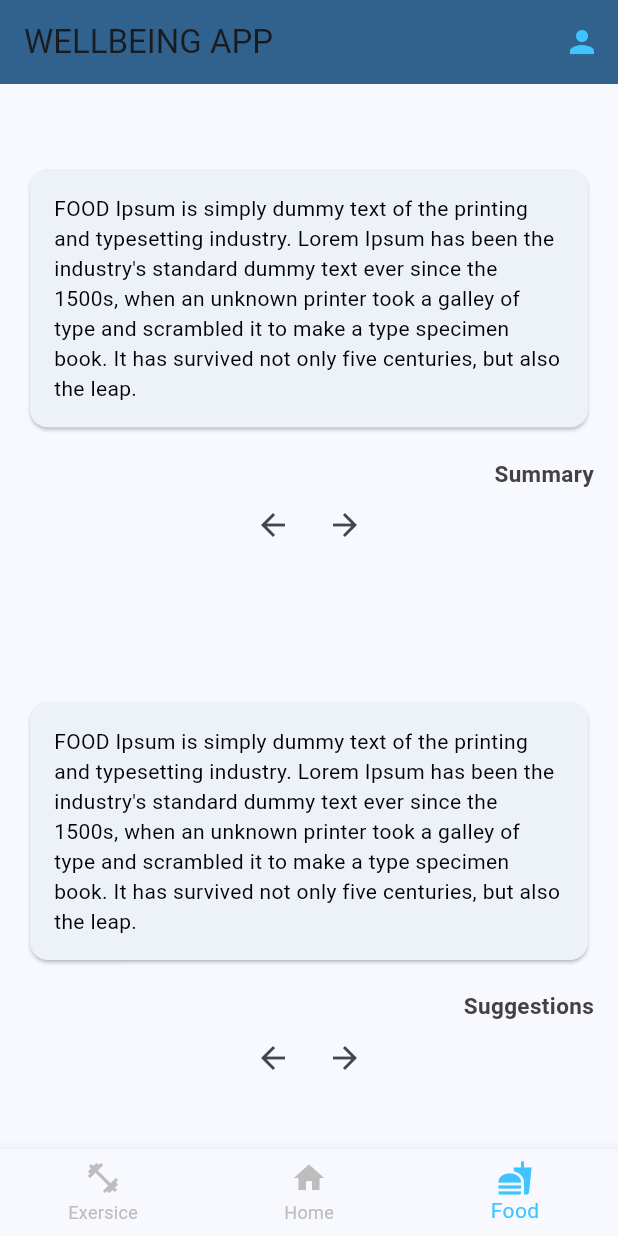
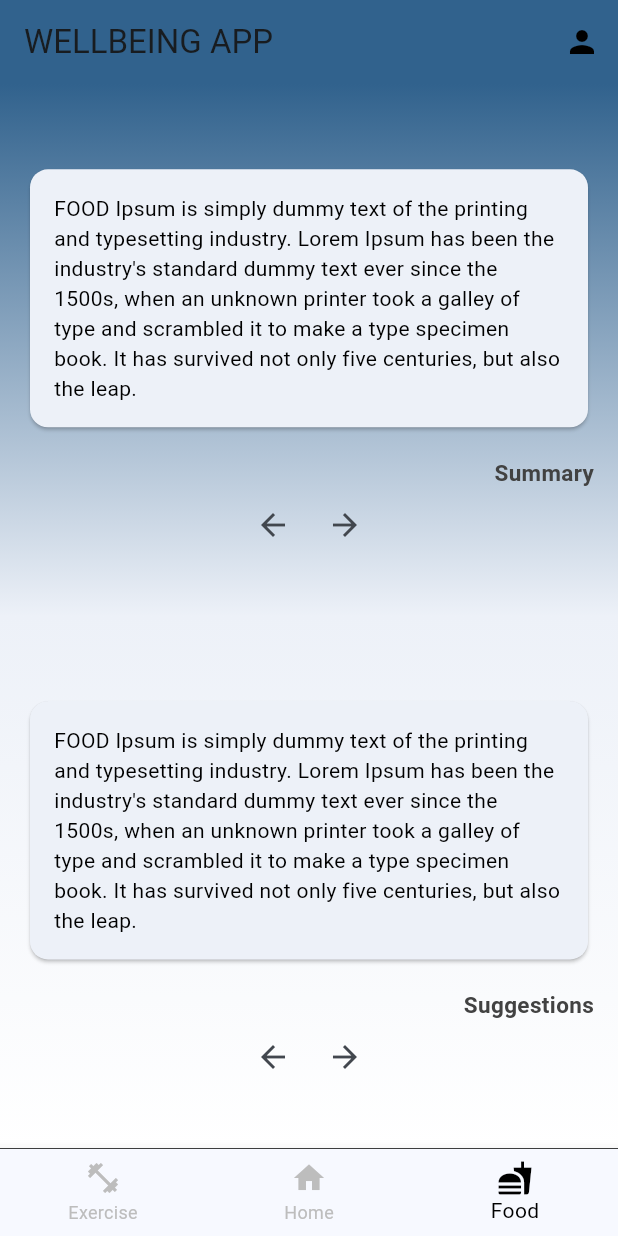
Before and after one commit to Pmunoz200/wellbeing_app, a Flutter app: the screen it shows after launch, item 3 of the bottom bar chosen, on a phone screen of 412 x 824 dp. Run offline on Flutter 3.47's test engine with Material 3 defaults, Android fonts, the phone set to English and light mode, and no system bars.

Commit message:
WIP applying UI design

```diff
--- a/lib/pages/home_page.dart
+++ b/lib/pages/home_page.dart
@@ -10,7 +10,7 @@ class HomePage extends StatefulWidget {
 
 class _HomePageState extends State<HomePage> {
 
-  int _selectedIndex = 0;
+  int _selectedIndex = 1;
 
   final List<Widget> _widgetOptions = <Widget>[
     ExerciseWidgetPage(),
@@ -35,33 +35,55 @@ class _HomePageState extends State<HomePage> {
             onPressed: () {
               // Navigate to the notification page
             },
-            color: Colors.lightBlueAccent,
+            color: Colors.black,
           ),],
         backgroundColor: Theme.of(context).colorScheme.primary,
       ),
-      body: Center(
+      body: Container(
+        decoration: BoxDecoration(
+          gradient: LinearGradient(
+            begin: Alignment.topCenter,
+            end: Alignment.bottomCenter,
+            colors: [
+              Theme.of(context).colorScheme.primary,
+              Color(0xFFEDF1F8),
+              Color(0xFFFFFFFF),
+            ],
+          ),
+        ),
+        child: Center(
           child: _widgetOptions.elementAt(_selectedIndex),
         ),
-      bottomNavigationBar: BottomNavigationBar(
-        selectedItemColor: Colors.lightBlueAccent,
+      ),
+      bottomNavigationBar: Container(
+        decoration: const BoxDecoration(
+          border: Border(
+        top: BorderSide(
+          color: Colors.black,
+          width: 0.5,
+        ),
+          ),
+        ),
+        child: BottomNavigationBar(
+          selectedItemColor: Colors.black,
           unselectedItemColor: Colors.grey[400],
-        items: <BottomNavigationBarItem>[
+          items: const <BottomNavigationBarItem>[
         BottomNavigationBarItem(
           icon: Icon(Icons.fitness_center),
-            label: 'Exersice',
-            backgroundColor: Theme.of(context).colorScheme.primary,
+          label: 'Exercise',
         ),
-          const BottomNavigationBarItem(
+          BottomNavigationBarItem(
           icon: Icon(Icons.home),
           label: 'Home',
         ),
-          const BottomNavigationBarItem(
+        BottomNavigationBarItem(
           icon: Icon(Icons.fastfood),
           label: 'Food',
         ),
           ],
           currentIndex: _selectedIndex,
           onTap: _onItemTapped,
+        ),
       )
     );
   }
```
Lines whose indentation alone changed are shown as unchanged.
